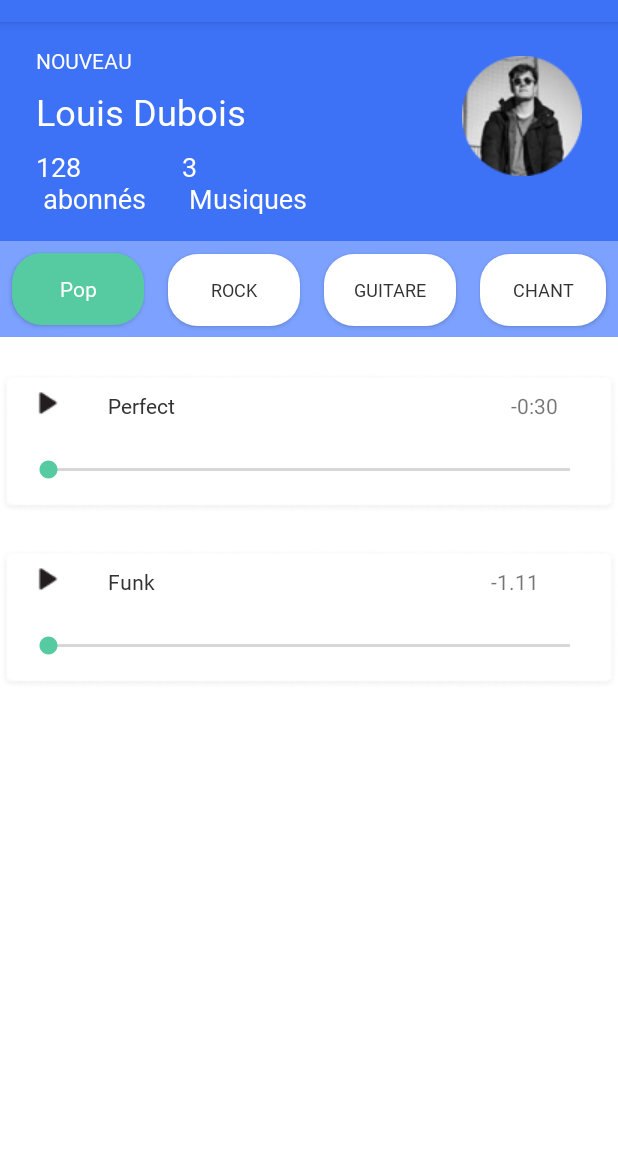
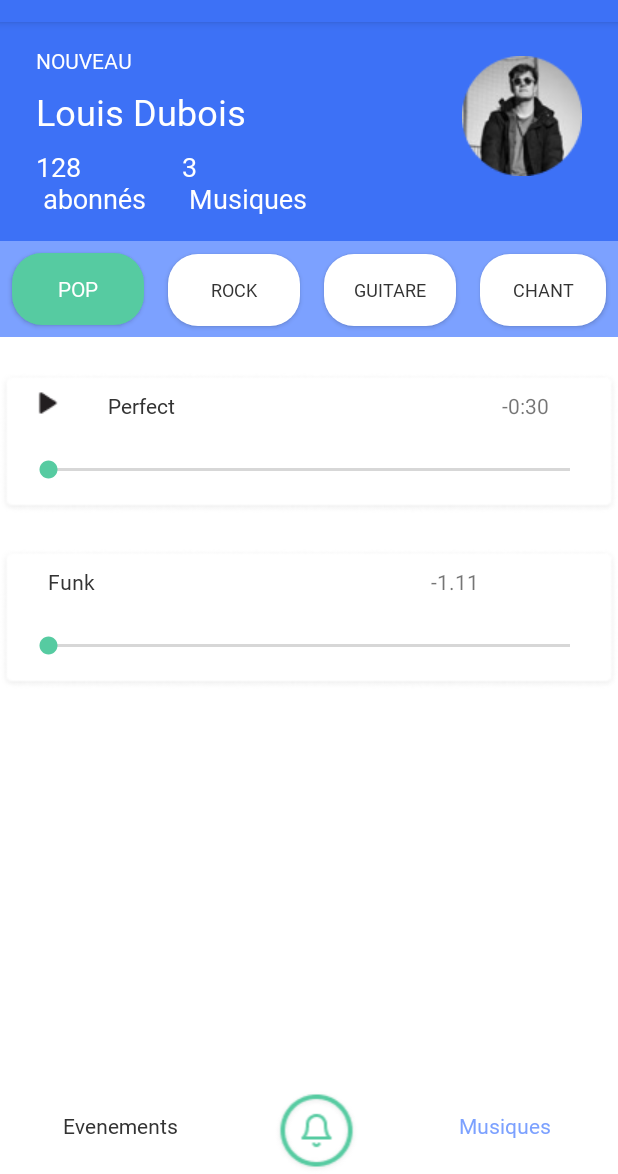
Before and after one commit to UlysseGebe/Music-on-the-Way, an Android app: the ActivityPlayerArtistefromUser screen opened directly, with no data from a screen before it, on a phone screen of 412 x 824 dp, the part 62-1236 px from its top. Run offline under Robolectric (Android 15) with nearby library versions, the phone set to English and light mode, and no system bars.

Commit message:
profil artiste from user finished

```diff
--- a/app/src/main/res/layout/profilartistefromuser.xml
+++ b/app/src/main/res/layout/profilartistefromuser.xml
@@ -97,32 +97,32 @@
             style="@style/MusicStationMetroButton"
             android:layout_width="wrap_content"
             android:layout_height="wrap_content"
-            android:text="Pop"
-            android:layout_margin="8dp"/>
+            android:layout_margin="8dp"
+            android:text="@string/poppy" />
 
         <Button
             android:id="@+id/rock"
             style="@style/genreMusic"
             android:layout_width="wrap_content"
             android:layout_height="wrap_content"
-            android:text="Rock"
-            android:layout_margin="8dp"/>
+            android:layout_margin="8dp"
+            android:text="@string/rock" />
 
         <Button
             android:id="@+id/guitare"
             style="@style/genreMusic"
             android:layout_width="wrap_content"
             android:layout_height="wrap_content"
-            android:text="Guitare"
-            android:layout_margin="8dp"/>
+            android:layout_margin="8dp"
+            android:text="@string/guitare" />
 
         <Button
             android:id="@+id/chant"
             style="@style/genreMusic"
             android:layout_width="wrap_content"
             android:layout_height="wrap_content"
-            android:text="Chant"
-            android:layout_margin="8dp"/>
+            android:layout_margin="8dp"
+            android:text="@string/Chant" />
 
     </LinearLayout>
 
@@ -165,20 +165,20 @@
 
                 <ImageView
                     android:id="@+id/isPlaying"
-                    android:layout_width="16dp"
+                    android:layout_width="wrap_content"
                     android:layout_height="wrap_content"
-                    app:srcCompat="@drawable/playing"
-                    android:layout_marginLeft="200dp"
+                    android:layout_marginStart="200dp"
                     android:layout_marginTop="5dp"
-                    android:layout_marginRight="8dp"
+                    android:layout_marginEnd="8dp"
                     android:alpha="0"
-                    />
+                    android:contentDescription="@string/notif"
+                    app:srcCompat="@drawable/playing" />
 
                 <TextView
                     android:id="@+id/remainingTimeLabel"
                     android:layout_width="wrap_content"
                     android:layout_height="wrap_content"
-                    android:text="-1.11" />
+                    android:text="@string/remaintime" />
             </LinearLayout>
 
             <SeekBar
@@ -186,8 +186,6 @@
                 android:layout_width="380dp"
                 android:layout_height="wrap_content"
                 android:layout_marginBottom="20dp"/>
-
-
         </LinearLayout>
 
         <LinearLayout
@@ -205,14 +203,6 @@
                 android:layout_marginTop="12dp"
                 android:layout_marginBottom="24dp">
 
-                <Button
-                    android:id="@+id/playBtn"
-                    android:layout_width="16dp"
-                    android:layout_height="16dp"
-                    android:background="@drawable/play"
-                    android:onClick="playBtnClick"
-                    android:layout_marginStart="24dp"/>
-
                 <TextView
                     android:layout_width="wrap_content"
                     android:layout_height="wrap_content"
@@ -222,7 +212,7 @@
                     android:layout_marginStart="32dp"/>
 
                 <ImageView
-                    android:id="@+id/isPlaying"
+                    android:id="@+id/test2"
                     android:layout_width="16dp"
                     android:layout_height="wrap_content"
                     app:srcCompat="@drawable/playing"
@@ -233,14 +223,14 @@
                     />
 
                 <TextView
-                    android:id="@+id/remainingTimeLabel"
+                    android:id="@+id/test3"
                     android:layout_width="wrap_content"
                     android:layout_height="wrap_content"
                     android:text="-1.11" />
             </LinearLayout>
 
             <SeekBar
-                android:id="@+id/positionBar"
+                android:id="@+id/test4"
                 android:layout_width="380dp"
                 android:layout_height="wrap_content"
                 android:layout_marginBottom="20dp"/>
@@ -248,7 +238,53 @@
 
         </LinearLayout>
 
+        <androidx.constraintlayout.widget.ConstraintLayout
+            android:layout_width="match_parent"
+            android:layout_height="match_parent">
+
+            <LinearLayout
+                android:layout_width="match_parent"
+                android:layout_height="wrap_content"
+                android:layout_gravity="end"
+                android:orientation="horizontal"
+                app:layout_constraintBottom_toBottomOf="parent">
+
+                <Button
+                    android:id="@+id/buttonEvent"
+                    style="@style/buttonUnselected"
+                    android:layout_width="160dp"
+                    android:layout_height="wrap_content"
+                    android:text="@string/eventFr" />
+
+                <ImageView
+                    android:id="@+id/imageView2"
+                    android:layout_width="wrap_content"
+                    android:layout_height="wrap_content"
+                    android:layout_weight="1"
+                    app:srcCompat="@drawable/bell" />
+
+                <Button
+                    android:id="@+id/buttonMusic"
+                    style="@style/buttonSelected"
+                    android:layout_width="150dp"
+                    android:layout_height="wrap_content"
+                    android:text="@string/musiqueMenu" />
+
+            </LinearLayout>
+        </androidx.constraintlayout.widget.ConstraintLayout>
+
+        <Button
+            android:id="@+id/test"
+            android:layout_width="16dp"
+            android:layout_height="16dp"
+            android:layout_marginStart="24dp"
+            android:background="@drawable/play"
+            android:onClick="playBtnClick" />
+
+
     </LinearLayout>
 
 
+
+
 </LinearLayout>
--- a/app/src/main/res/values/strings.xml
+++ b/app/src/main/res/values/strings.xml
@@ -23,6 +23,13 @@
     <string name="abonnes">128 \n abonnés</string>
     <string name="musiques">3 \n Musiques</string>
     <string name="Perfect">Perfect</string>
+    <string name="Pop" />
+    <string name="guitare">Guitare</string>
+    <string name="Chant">Chant</string>
+    <string name="musiqueMenu">Musiques</string>
+    <string name="remaintime">-1.11</string>
+    <string name="notif">notif</string>
+    <string name="poppy">POP</string>
 
 
 </resources>
--- a/app/src/main/res/values/styles.xml
+++ b/app/src/main/res/values/styles.xml
@@ -62,5 +62,23 @@
         <item name="android:textSize">12dp</item>
     </style>
 
+    <style name="buttonUnselected">
+        <item name="android:background">@color/white</item>
+        <item name="android:textColor">@color/black</item>
+        <item name="android:stateListAnimator">@null</item>
+        <item name="android:textAllCaps">false</item>
+        <item name="android:fontFamily">@font/aller_bd</item>
+        <item name="android:textSize">14dp</item>
+    </style>
+
+    <style name="buttonSelected">
+        <item name="android:background">@color/white</item>
+        <item name="android:textColor">@color/backgroundColorTop2</item>
+        <item name="android:stateListAnimator">@null</item>
+        <item name="android:textAllCaps">false</item>
+        <item name="android:fontFamily">@font/aller_bd</item>
+        <item name="android:textSize">14dp</item>
+    </style>
+
 
 </resources>
```
Also changed, not shown: app/src/main/res/drawable-v24/bell.png (added), app/src/main/res/drawable-v24/calendar_icon.png (added).
